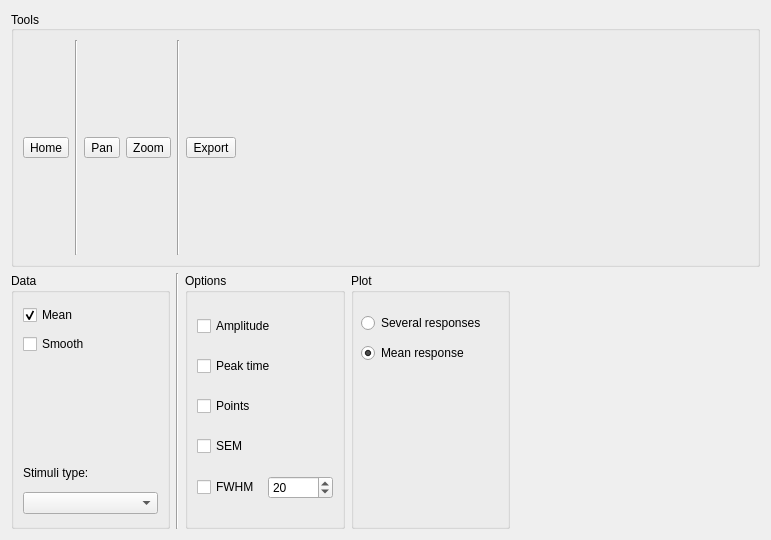
Old version of the form src/ui/custom_plot.ui in the repository pfechd/jabe.
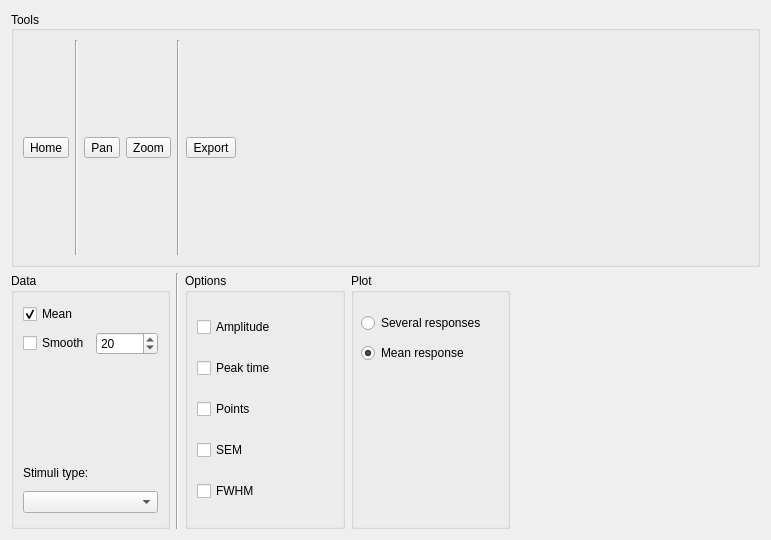
New version of the form.

Commit message: Add functionality to plot several

Diff of the .ui file:
```diff
--- a/src/ui/custom_plot.ui
+++ b/src/ui/custom_plot.ui
@@ -122,6 +122,8 @@
          </widget>
         </item>
         <item>
+         <layout class="QHBoxLayout" name="horizontalLayout_2">
+          <item>
          <widget class="QCheckBox" name="checkBox_smooth">
           <property name="text">
            <string>Smooth</string>
@@ -129,6 +131,18 @@
          </widget>
         </item>
         <item>
+           <widget class="QSpinBox" name="spinBox">
+            <property name="enabled">
+             <bool>true</bool>
+            </property>
+            <property name="value">
+             <number>20</number>
+            </property>
+           </widget>
+          </item>
+         </layout>
+        </item>
+        <item>
          <spacer name="verticalSpacer">
           <property name="orientation">
            <enum>Qt::Vertical</enum>
@@ -220,8 +234,6 @@
          </widget>
         </item>
         <item>
-         <layout class="QHBoxLayout" name="horizontalLayout_2">
-          <item>
            <widget class="QCheckBox" name="checkBox_fwhm">
             <property name="enabled">
              <bool>true</bool>
@@ -230,18 +242,6 @@
              <string>FWHM</string>
             </property>
            </widget>
-          </item>
-          <item>
-           <widget class="QSpinBox" name="spinBox">
-            <property name="enabled">
-             <bool>true</bool>
-            </property>
-            <property name="value">
-             <number>20</number>
-            </property>
-           </widget>
-          </item>
-         </layout>
         </item>
        </layout>
       </widget>
```
Lines whose indentation alone changed are shown as unchanged. The commit also changes 1 other file.
